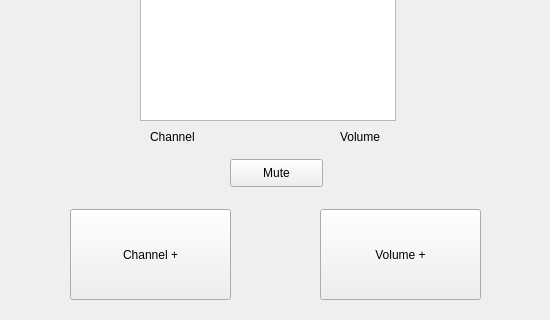
First picture: the form in gui.ui, repository Theclaw69/Huda-TalonCSprojectg, before the edit; both pictures show x 0 to 550 and y 121 to 441 of the 550 by 700 pixel window.
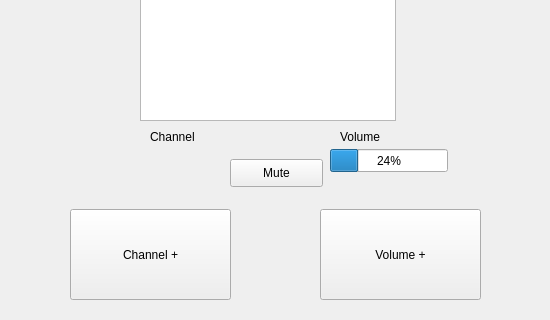
Second picture: the form after the edit.

The edit to the form file:
```diff
--- a/gui.ui
+++ b/gui.ui
@@ -140,6 +140,19 @@
      <string>Volume</string>
     </property>
    </widget>
+   <widget class="QProgressBar" name="volume_bar">
+    <property name="geometry">
+     <rect>
+      <x>330</x>
+      <y>270</y>
+      <width>118</width>
+      <height>23</height>
+     </rect>
+    </property>
+    <property name="value">
+     <number>24</number>
+    </property>
+   </widget>
   </widget>
   <widget class="QMenuBar" name="menubar">
    <property name="geometry">
```
Left out of the diff: 2 changed lines with no effect on the pictures.
